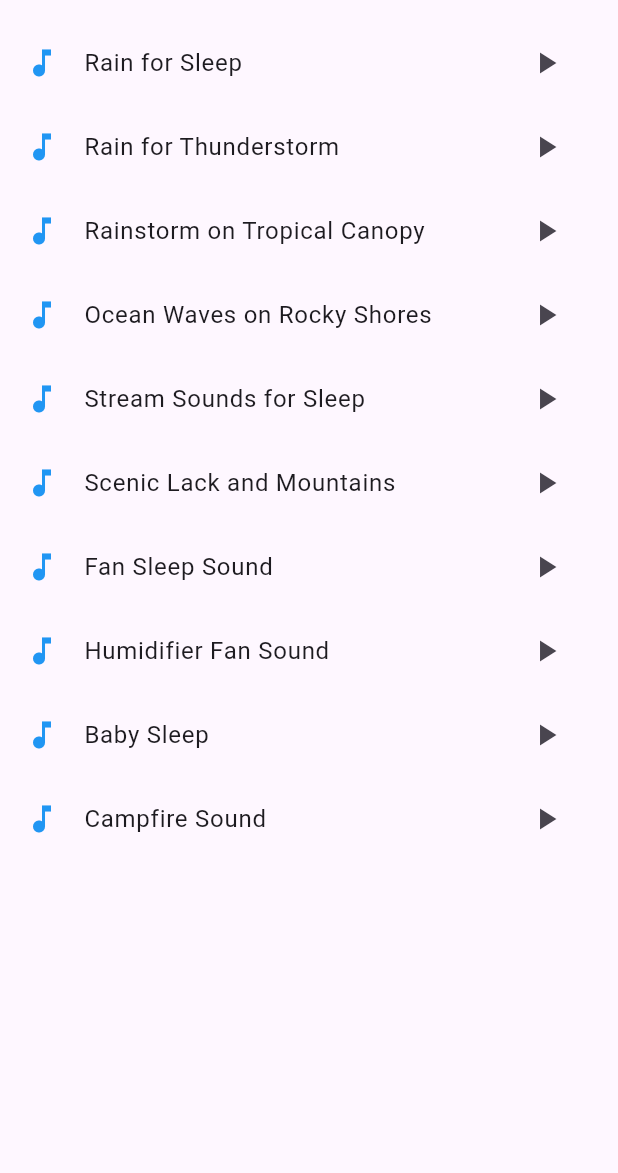
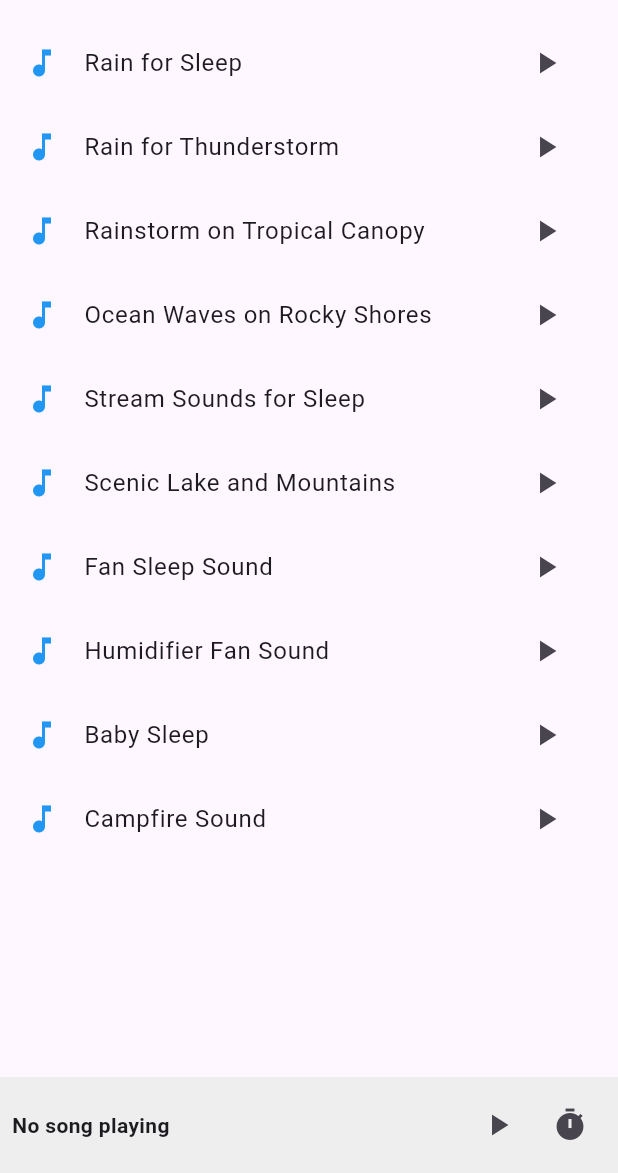
Before and after one commit to castela0119/white-noise-app, a Flutter app: the screen it shows after launch, on a phone screen of 412 x 824 dp, the part 63-1236 px from its top. Run offline on Flutter 3.47's test engine with Material 3 defaults, Android fonts, the phone set to English and light mode, and no system bars; our stand-ins replace just_audio.

Commit message:
feat : 현재 플레이 mp3 표시 및 타이머 아이콘 추가

```diff
--- a/lib/main.dart
+++ b/lib/main.dart
@@ -46,7 +46,6 @@ class AudioManager {
   String? get currentUrl => _currentUrl; // 현재 재생 중인 URL 반환
 }
 
-
 // 음악 플레이어 화면
 class MusicPlayerScreen extends StatelessWidget {
   const MusicPlayerScreen({super.key});
@@ -61,56 +60,57 @@ class MusicPlayerScreen extends StatelessWidget {
         children: [
           MusicItem(
             title: 'Rain for Sleep',
-            assetPath: 'asset/sounds/rain_for_sleep_10min.mp3', // Asset 경로
+            assetPath: 'asset/sounds/rain_for_sleep_10min.mp3',
             audioManager: audioManager,
           ),
           MusicItem(
             title: 'Rain for Thunderstorm',
-            assetPath: 'asset/sounds/sounds_of_rain_thunderstorm_10min.mp3', // Asset 경로
+            assetPath: 'asset/sounds/sounds_of_rain_thunderstorm_10min.mp3',
             audioManager: audioManager,
           ),
           MusicItem(
             title: 'Rainstorm on Tropical Canopy',
-            assetPath: 'asset/sounds/rainstorm_on_tropical_canopy_10min.mp3', // Asset 경로
+            assetPath: 'asset/sounds/rainstorm_on_tropical_canopy_10min.mp3',
             audioManager: audioManager,
           ),
           MusicItem(
             title: 'Ocean Waves on Rocky Shores',
-            assetPath: 'asset/sounds/ocean_waves_on_rocky_shores_10min.mp3', // Asset 경로
+            assetPath: 'asset/sounds/ocean_waves_on_rocky_shores_10min.mp3',
             audioManager: audioManager,
           ),
           MusicItem(
             title: 'Stream Sounds for Sleep',
-            assetPath: 'asset/sounds/stream_sounds_for_sleep_10min.mp3', // Asset 경로
+            assetPath: 'asset/sounds/stream_sounds_for_sleep_10min.mp3',
             audioManager: audioManager,
           ),
           MusicItem(
-            title: 'Scenic Lack and Mountains',
-            assetPath: 'asset/sounds/scenic_lake_and_mountains_10min.mp3', // Asset 경로
+            title: 'Scenic Lake and Mountains',
+            assetPath: 'asset/sounds/scenic_lake_and_mountains_10min.mp3',
             audioManager: audioManager,
           ),
           MusicItem(
             title: 'Fan Sleep Sound',
-            assetPath: 'asset/sounds/fan_sleep_sounds_10min.mp3', // Asset 경로
+            assetPath: 'asset/sounds/fan_sleep_sounds_10min.mp3',
             audioManager: audioManager,
           ),
           MusicItem(
             title: 'Humidifier Fan Sound',
-            assetPath: 'asset/sounds/humidifier_fan_noise_10min.mp3', // Asset 경로
+            assetPath: 'asset/sounds/humidifier_fan_noise_10min.mp3',
             audioManager: audioManager,
           ),
           MusicItem(
             title: 'Baby Sleep',
-            assetPath: 'asset/sounds/baby_sleep_white_noise_10min.mp3', // Asset 경로
+            assetPath: 'asset/sounds/baby_sleep_white_noise_10min.mp3',
             audioManager: audioManager,
           ),
           MusicItem(
             title: 'Campfire Sound',
-            assetPath: 'asset/sounds/campfire_sounds_10min.mp3', // Asset 경로
+            assetPath: 'asset/sounds/campfire_sounds_10min.mp3',
             audioManager: audioManager,
           ),
         ],
       ),
+      bottomNavigationBar: MusicControlBar(audioManager: audioManager),
     );
   }
 }
@@ -135,7 +135,8 @@ class MusicItem extends StatelessWidget {
         final playerState = snapshot.data;
 
         // 현재 곡이 재생 중인지 판별
-        final isPlaying = audioManager.currentUrl == assetPath && playerState?.playing == true;
+        final isPlaying =
+            audioManager.currentUrl == assetPath && playerState?.playing == true;
 
         return ListTile(
           leading: const Icon(Icons.music_note, color: Colors.blue),
@@ -157,30 +158,108 @@ class MusicItem extends StatelessWidget {
   }
 }
 
-// 재생/정지 버튼 위젯
-class ControlButtons extends StatelessWidget {
-  final AudioPlayer player;
+class MusicControlBar extends StatelessWidget {
+  final AudioManager audioManager;
 
-  const ControlButtons(this.player, {Key? key}) : super(key: key);
+  const MusicControlBar({super.key, required this.audioManager});
 
   @override
   Widget build(BuildContext context) {
-    return StreamBuilder<PlayerState>(
-      stream: player.playerStateStream,
-      builder: (context, snapshot) {
-        final playerState = snapshot.data;
+    return Container(
+      color: Colors.grey[200],
+      padding: const EdgeInsets.all(8.0),
+      child: StreamBuilder<PlayerState>(
+        stream: audioManager.player.playerStateStream,
+        builder: (context, snapshot) {
+          final playerState = snapshot.data;
+          final isPlaying = playerState?.playing ?? false;
+          final currentUrl = audioManager.currentUrl;
 
-        if (playerState == null ||
-            playerState.processingState == ProcessingState.loading) {
-          return const CircularProgressIndicator();
-        }
+          return Row(
+            mainAxisAlignment: MainAxisAlignment.spaceBetween,
+            children: [
+              // 현재 재생 곡 정보
+              Expanded(
+                child: Text(
+                  currentUrl != null ? _getTitleFromPath(currentUrl) : 'No song playing',
+                  style: const TextStyle(fontWeight: FontWeight.bold),
+                  overflow: TextOverflow.ellipsis,
+                ),
+              ),
+              // 재생/일시정지 버튼
+              IconButton(
+                icon: Icon(isPlaying ? Icons.pause : Icons.play_arrow),
+                onPressed: () async {
+                  if (isPlaying) {
+                    await audioManager.player.pause();
+                  } else {
+                    await audioManager.player.play();
+                  }
+                },
+              ),
+              // 타이머 버튼
+              IconButton(
+                icon: const Icon(Icons.timer),
+                onPressed: () {
+                  _showTimerDialog(context, audioManager);
+                },
+              ),
+            ],
+          );
+        },
+      ),
+    );
+  }
 
-        final playing = playerState.playing;
-        return IconButton(
-          icon: Icon(playing ? Icons.pause : Icons.play_arrow),
-          onPressed: playing ? player.pause : player.play,
+  String _getTitleFromPath(String path) {
+    return path.split('/').last.replaceAll('_', ' ').replaceAll('.mp3', '');
+  }
+
+  void _showTimerDialog(BuildContext context, AudioManager audioManager) {
+    showDialog(
+      context: context,
+      builder: (context) {
+        int selectedMinutes = 5; // 기본 타이머 시간
+
+        return AlertDialog(
+          title: const Text('Set Timer'),
+          content: DropdownButton<int>(
+            value: selectedMinutes,
+            items: [5, 10, 15, 20, 30].map((int value) {
+              return DropdownMenuItem<int>(
+                value: value,
+                child: Text('$value minutes'),
+              );
+            }).toList(),
+            onChanged: (value) {
+              selectedMinutes = value!;
+            },
+          ),
+          actions: [
+            TextButton(
+              onPressed: () {
+                Navigator.of(context).pop();
+              },
+              child: const Text('Cancel'),
+            ),
+            TextButton(
+              onPressed: () {
+                Navigator.of(context).pop();
+                _startTimer(audioManager, selectedMinutes);
+              },
+              child: const Text('Set'),
+            ),
+          ],
         );
       },
     );
   }
+
+  void _startTimer(AudioManager audioManager, int minutes) {
+    Future.delayed(Duration(minutes: minutes), () async {
+      if (audioManager.player.playing) {
+        await audioManager.player.stop();
+      }
+    });
+  }
 }
```
